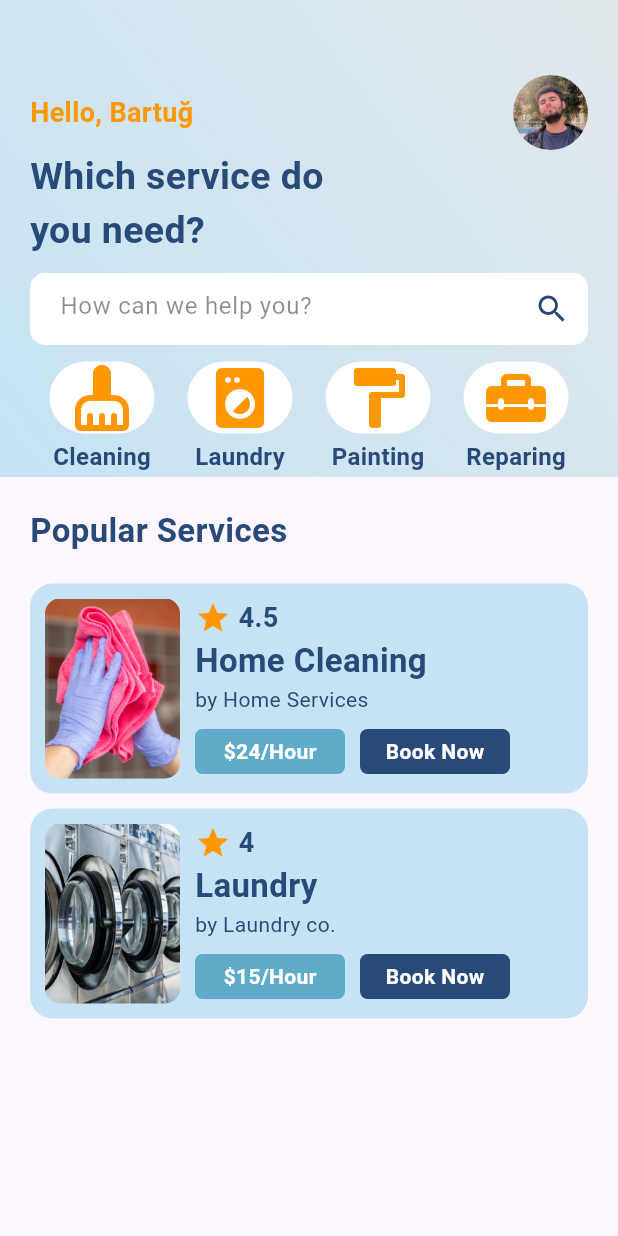
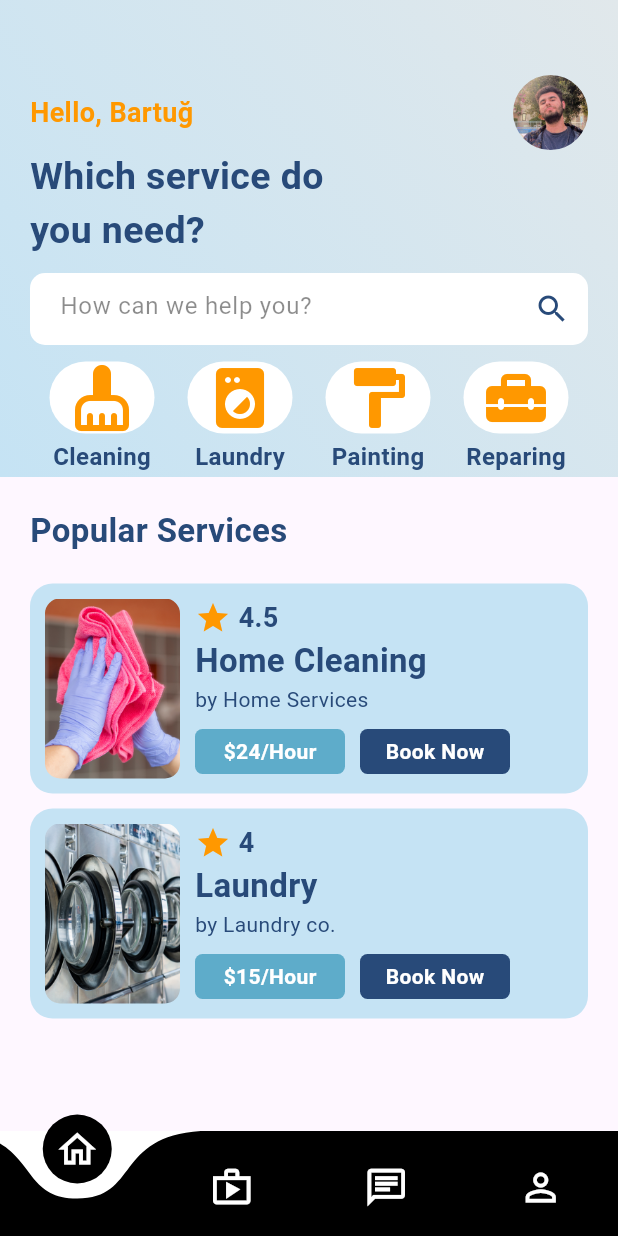
Before and after one commit to BartugKaan/Service-App-with-Flutter, a Flutter app: the screen it shows after launch, on a phone screen of 412 x 824 dp. Run offline on Flutter 3.47's test engine with Material 3 defaults, Android fonts, the phone set to English and light mode, and no system bars; drawn by our look-alikes of curved_navigation_bar.

```diff
--- a/lib/main.dart
+++ b/lib/main.dart
@@ -1,5 +1,6 @@
 import 'package:flutter/material.dart';
 import 'package:service_app/pages/home.dart';
+import 'package:service_app/widgets/bottom_nav.dart';
 
 void main() {
   runApp(const MyApp());
@@ -16,8 +17,7 @@ class MyApp extends StatelessWidget {
           colorScheme: ColorScheme.fromSeed(seedColor: Colors.deepPurple),
           useMaterial3: true,
         ),
-      home: Home(),
-    );
+        home: BottomNav());
   }
 }
 
```
Lines whose indentation alone changed are shown as unchanged.
